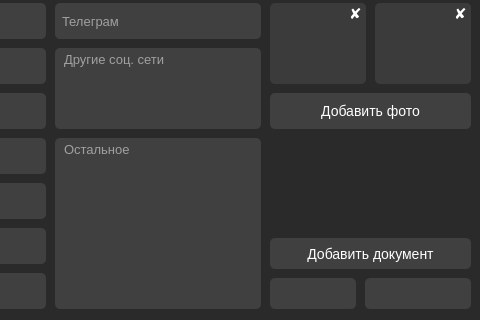
Qt form src/add_user/add_user.ui (b0shka/desktop_database) before a commit; both pictures show x 155 to 635 and y 262 to 582 of the 635 by 582 pixel window.
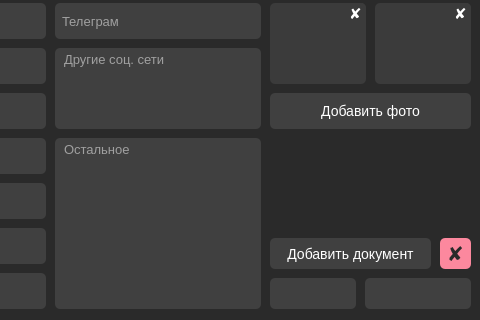
The same form after that commit.

```diff
--- a/src/add_user/add_user.ui
+++ b/src/add_user/add_user.ui
@@ -780,7 +780,7 @@
      <rect>
       <x>425</x>
       <y>500</y>
-      <width>201</width>
+      <width>161</width>
       <height>31</height>
      </rect>
     </property>
@@ -978,6 +978,38 @@
      <bool>true</bool>
     </property>
    </widget>
+   <widget class="QPushButton" name="delete_user">
+    <property name="geometry">
+     <rect>
+      <x>595</x>
+      <y>500</y>
+      <width>31</width>
+      <height>31</height>
+     </rect>
+    </property>
+    <property name="font">
+     <font>
+      <pointsize>-1</pointsize>
+      <weight>75</weight>
+      <italic>false</italic>
+      <bold>true</bold>
+     </font>
+    </property>
+    <property name="styleSheet">
+     <string notr="true">QPushButton {
+	font-size: 20px;
+	color: #2a2a2a;
+	background-color: #fc889e;
+	border-radius: 5px;
+}
+QPushButton::hover {
+	background-color: #fc7991;
+}</string>
+    </property>
+    <property name="text">
+     <string>✘</string>
+    </property>
+   </widget>
   </widget>
  </widget>
  <resources/>
```
